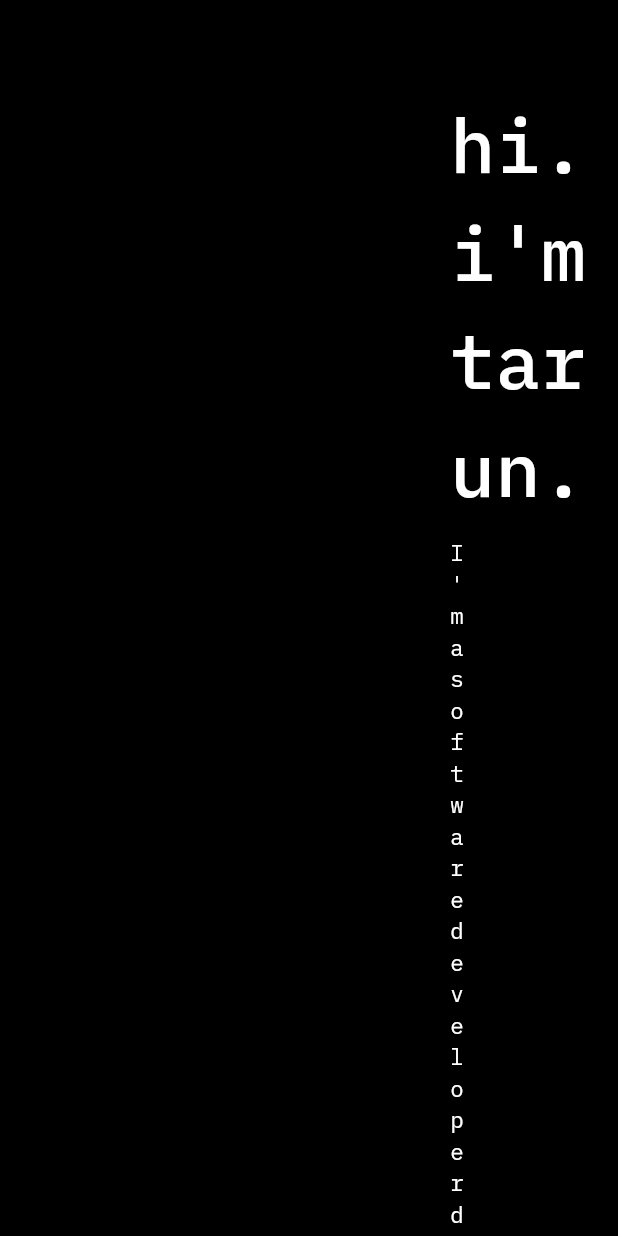
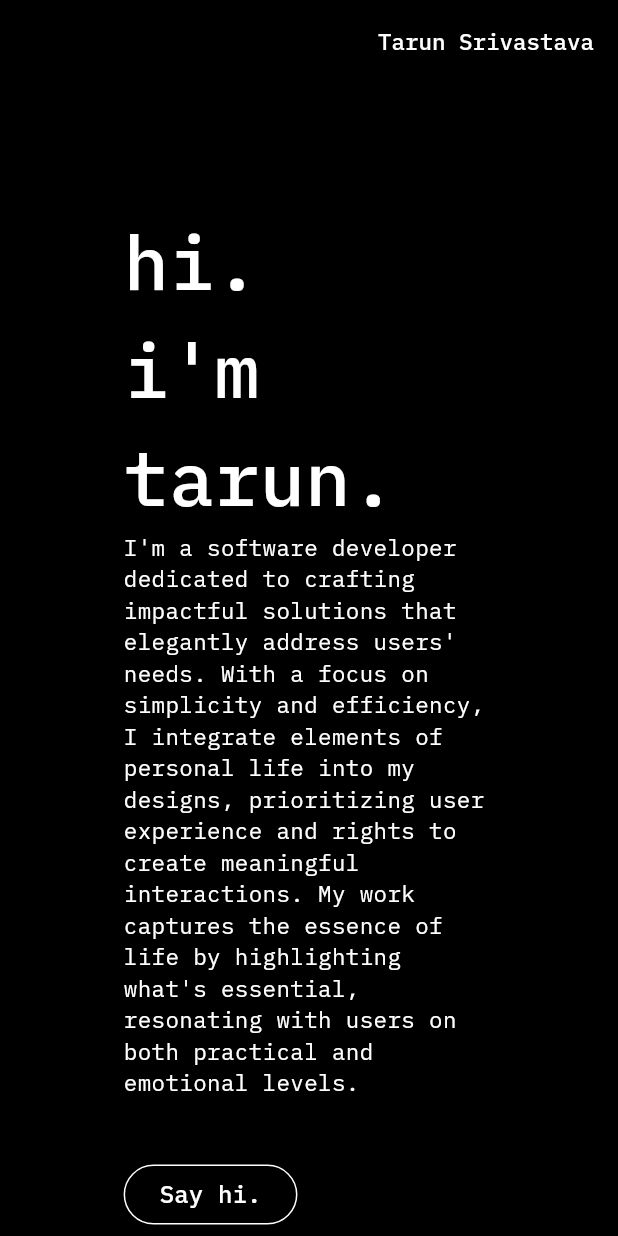
Before and after one commit to wiredtilldawn/portfolio, a Flutter app: the screen it shows after launch, on a phone screen of 412 x 824 dp. Run offline on Flutter 3.47's test engine with Material 3 defaults, Android fonts, the phone set to English and light mode, and no system bars; our stand-ins replace google_fonts, scroll_to_index.

Commit message:
Development Phase, 6%

```diff
--- a/lib/pages/home_page.dart
+++ b/lib/pages/home_page.dart
@@ -4,8 +4,10 @@ import 'package:portfolio/components/round_cursor.dart';
 import 'package:scroll_to_index/scroll_to_index.dart';
 import '../widgets/greeting_changer.dart';
 
+
 class HomePage extends StatefulWidget {
-  const HomePage({super.key, required String title});
+  const HomePage({super.key, required String title,});
+
 
   @override
   State<HomePage> createState() => _HomePageState();
@@ -14,38 +16,48 @@ class HomePage extends StatefulWidget {
 class _HomePageState extends State<HomePage> {
   final AutoScrollController _scrollController = AutoScrollController();
 
+
   @override
   Widget build(BuildContext context) {
+    final mediaQuery = MediaQuery.of(context);
+    final screenWidth = mediaQuery.size.width;
+    final screenHeight = mediaQuery.size.height;
+
     return CustomCursorWrapper(
       child: Scaffold(
         backgroundColor: Colors.black,
+
+        appBar: AppBar(
+          backgroundColor: Colors.transparent,
+          title: Row(
+            mainAxisAlignment: MainAxisAlignment.end,
+            children: [
+              Text("Tarun Srivastava", style: GoogleFonts.ibmPlexMono(color: Colors.white, fontSize: 15, fontWeight: FontWeight.w500),),
+            ],
+          ),
+        ),
 
         body:  ListView(
             children: [
 
               Padding(
-                padding: const EdgeInsets.only(left: 300.0, top: 60.0),
-                child: GreetingChanger(),
-              ),
-              Padding(
-                padding: const EdgeInsets.only(left: 300.0,),
-                child: Text(
+                padding: EdgeInsets.only(right: screenWidth * 0.2,left: screenWidth * 0.2,top: screenHeight * 0.10),
+                child: Column(
+                  crossAxisAlignment: CrossAxisAlignment.start,
+                  children: [
+                    GreetingChanger(),
+                    Text(
                       "i'm",
                       style: GoogleFonts.ibmPlexMono(fontSize: 50, color: Colors.white, fontWeight: FontWeight.w500),
 
                     ),
-              ),
-              Padding(
-                padding: const EdgeInsets.only(left: 300.0,),
-                child: Text(
+                    Text(
                       "tarun.",
                       style: GoogleFonts.ibmPlexMono(fontSize: 50, color: Colors.white, fontWeight: FontWeight.w500),
 
                     ),
-              ),
 
                     Container(
-                padding: const EdgeInsets.only(left: 300.0, top: 10, right: 400),
                       child: Text(
                         "I'm a software developer dedicated to crafting impactful solutions that elegantly address users' needs. With a focus on simplicity and efficiency, I integrate elements of personal life into my designs, prioritizing user experience and rights to create meaningful interactions. My work captures the essence of life by highlighting what's essential, resonating with users on both practical and emotional levels.",
                         style: GoogleFonts.ibmPlexMono(fontSize: 15, color: Colors.white, fontWeight: FontWeight.w400),
@@ -53,11 +65,11 @@ class _HomePageState extends State<HomePage> {
                       ),
                     ),
 
-              Align(
-                alignment: Alignment.centerLeft,
-                child: Padding(
-                  padding: const EdgeInsets.only(left: 300.0, top: 40,),
-                  child: OutlinedButton(
+                    SizedBox(
+                      height: 40,
+                    ),
+
+                    OutlinedButton(
                       onPressed: () {
                         print('Button tapped');
                       },
@@ -77,8 +89,16 @@ class _HomePageState extends State<HomePage> {
                           )
                       ),
                     ),
+                  ],
                 ),
               ),
+
+              SizedBox(
+                height: 50,
+              ),
+
+
+
 
 
 
--- a/pubspec.yaml
+++ b/pubspec.yaml
@@ -32,8 +32,7 @@ dependencies:
     sdk: flutter
   google_fonts: ^4.0.3
   scroll_to_index: ^2.0.0
-
-
+  url_launcher: ^6.0.20
 
   # The following adds the Cupertino Icons font to your application.
   # Use with the CupertinoIcons class for iOS style icons.
@@ -63,7 +62,6 @@ flutter:
 
   # To add assets to your application, add an assets section, like this:
   assets:
-    - assets/background.jpg
   #   - images/a_dot_ham.jpeg
 
   # An image asset can refer to one or more resolution-specific "variants", see
```
Also changed, not shown: assets/background.jpg (deleted), pubspec.lock, 5 other files. Lines whose indentation alone changed are shown as unchanged.
